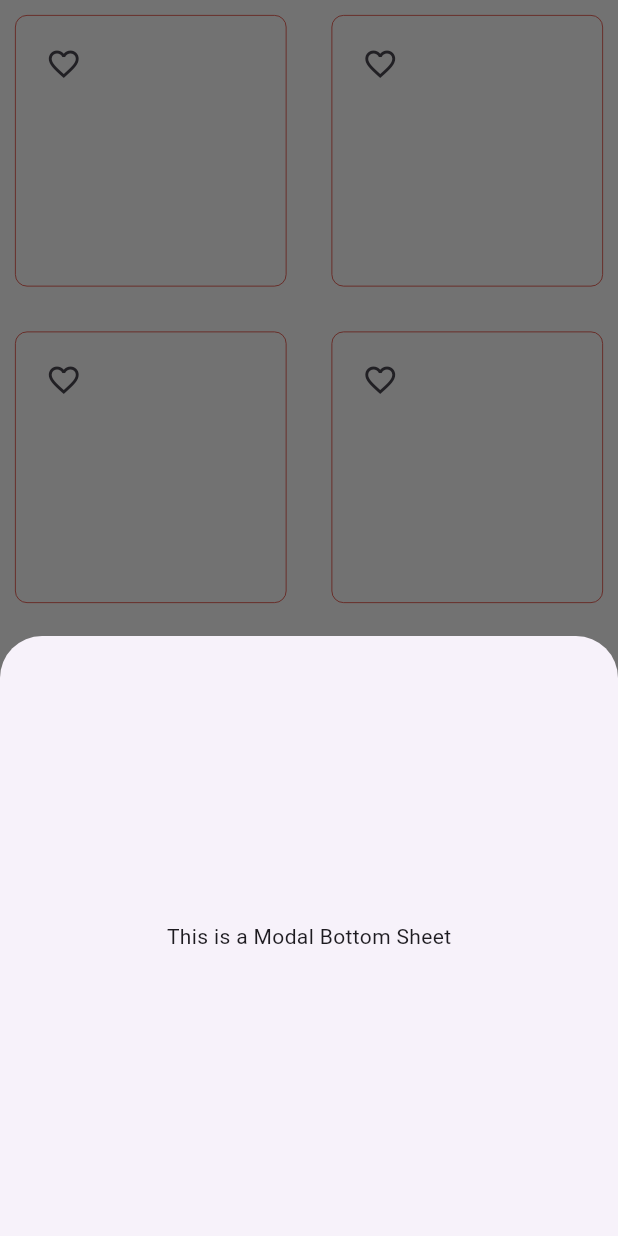
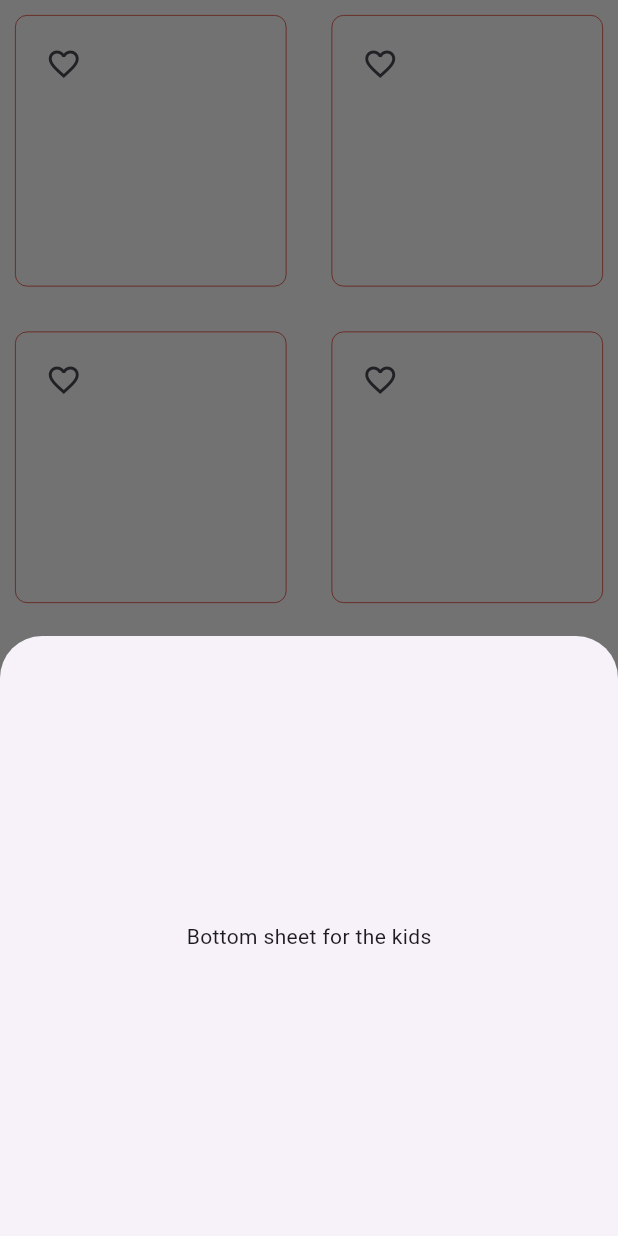
Before and after one commit to Coder-CH1/E-commerce, a Flutter app: the Kids widget shown alone on an empty page, opened directly, after a tap on the "favorite outline" icon, on a phone screen of 412 x 824 dp. Run offline on Flutter 3.47's test engine with Material 3 defaults, Android fonts, the phone set to English and light mode, and no system bars; our stand-ins replace animated_text_kit, cloud_firestore, firebase_auth, firebase_core, flutter_dotenv, sticky_headers; accounts and stored records are empty.

Commit message:
segments screens updated

```diff
--- a/lib/custom_widgets/custom_widgets.dart
+++ b/lib/custom_widgets/custom_widgets.dart
@@ -194,3 +194,17 @@ class CustomListView<T> extends StatelessWidget {
     );
   }
 }
+
+/// CUSTOM BOTTOM SHEET
+void showCustomBottomSheet(BuildContext context, String message) {
+  showModalBottomSheet(
+      context: context,
+      builder: (BuildContext context){
+        return Container(
+          height: 400,
+          child: Center(
+            child: Text(message),
+          ),
+        );
+      });
+}
--- a/lib/ui/main_page/categories/categories.dart
+++ b/lib/ui/main_page/categories/categories.dart
@@ -152,7 +152,9 @@ class _WomenState extends State<Women> {
                   height: 100,
                   width: 300,
                   child: InkWell(
-                    onTap: show,
+                    onTap: () {
+                      showCustomBottomSheet(context, 'Bottom sheet for the women');
+                    },
                     child: Container(
                       decoration: BoxDecoration(
                           borderRadius: BorderRadius.circular(8),
@@ -179,19 +181,6 @@ class _WomenState extends State<Women> {
             ),
           );
         }
-    );
-  }
-  void show() {
-    showModalBottomSheet(
-      context: context,
-      builder: (BuildContext context) {
-        return Container(
-          height: 400, // Set your desired height
-          child: Center(
-            child: Text('This is a Modal Bottom Sheet'),
-          ),
-        );
-      },
     );
   }
 }
@@ -223,7 +212,9 @@ class _MenState extends State<Men> {
                   height: 300,
                   width: 80,
                   child: InkWell(
-                    onTap: show,
+                    onTap: () {
+                      showCustomBottomSheet(context, 'Bottom sheet for the men');
+                    },
                     child: Container(
                       decoration: BoxDecoration(
                           borderRadius: BorderRadius.circular(8),
@@ -252,23 +243,10 @@ class _MenState extends State<Men> {
         }
     );
   }
-  void show() {
-    showModalBottomSheet(
-      context: context,
-      builder: (BuildContext context) {
-        return Container(
-          height: 400, // Set your desired height
-          child: Center(
-            child: Text('This is a Modal Bottom Sheet'),
-          ),
-        );
-      },
-    );
-  }
 }
 
 class Kids extends StatefulWidget {
-  const Kids({Key? key}) : super(key: key);
+  const Kids({super.key});
 
   @override
   State<Kids> createState() => _KidsState();
@@ -290,7 +268,9 @@ class _KidsState extends State<Kids> {
             height: 300,
             width: 100,
             child: InkWell(
-              onTap: show,
+              onTap: () {
+                showCustomBottomSheet(context, 'Bottom sheet for the kids');
+              },
               child: Container(
                 decoration: BoxDecoration(
                     borderRadius: BorderRadius.circular(8),
@@ -318,17 +298,4 @@ class _KidsState extends State<Kids> {
       },),
     );
   }
-  void show() {
-    showModalBottomSheet(
-      context: context,
-      builder: (BuildContext context) {
-        return Container(
-          height: 400, // Set your desired height
-          child: Center(
-            child: Text('This is a Modal Bottom Sheet'),
-          ),
-        );
-      },
-    );
-  }
 }
```
